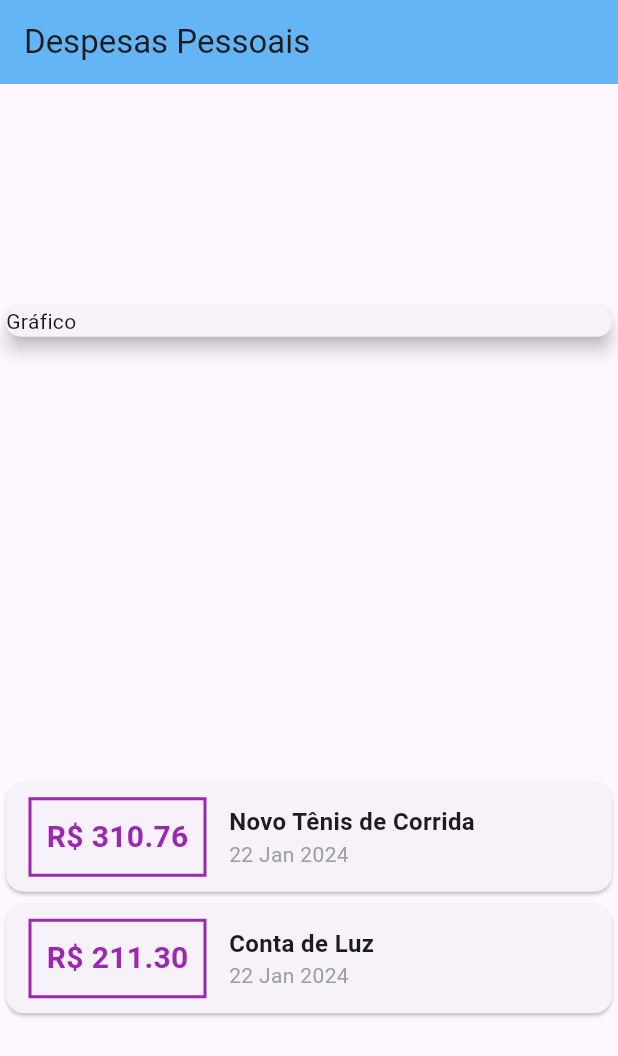
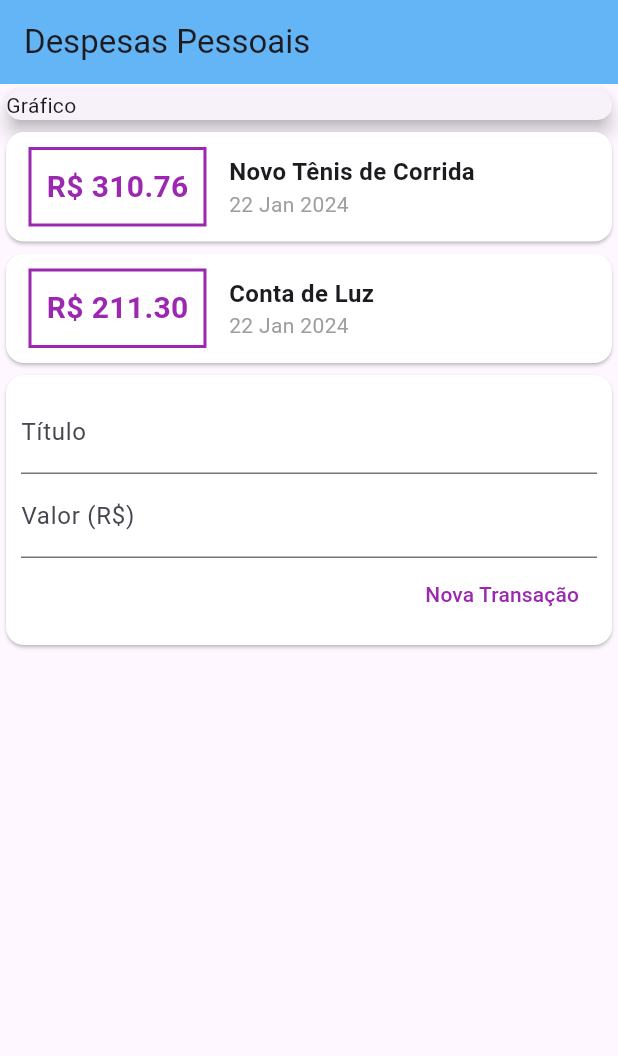
Before and after one commit to netsoncavina/flutter_expenses, a Flutter app: the screen it shows after launch, on a phone screen of 412 x 824 dp. Shown: the top 1056 px of the screen. Run offline on Flutter 3.47's test engine with Material 3 defaults, Android fonts, the phone set to English and light mode, and no system bars.

Commit message:
Adição de campos de texto

```diff
--- a/lib/main.dart
+++ b/lib/main.dart
@@ -33,7 +33,6 @@ class MyHomePage extends StatelessWidget {
           backgroundColor: Colors.blue[300],
         ),
         body: Column(
-          mainAxisAlignment: MainAxisAlignment.spaceAround,
           crossAxisAlignment: CrossAxisAlignment.stretch,
           children: [
             Card(
@@ -43,6 +42,8 @@ class MyHomePage extends StatelessWidget {
             Column(
               children: _transactions.map((transaction) {
                 return Card(
+                  color: Colors.white,
+                  elevation: 1,
                   child: Row(
                     children: [
                       Container(
@@ -89,7 +90,37 @@ class MyHomePage extends StatelessWidget {
                   ),
                 );
               }).toList(),
-            )
+            ),
+            Card(
+                color: Colors.white,
+                elevation: 1,
+                child: Padding(
+                  padding: const EdgeInsets.all(10.0),
+                  child: Column(
+                    children: <Widget>[
+                      TextField(decoration: InputDecoration(labelText: 'Título')),
+                      TextField(
+                        decoration: InputDecoration(
+                          labelText: 'Valor (R\$)',
+                        ),
+                      ),
+                      Row(
+                        mainAxisAlignment: MainAxisAlignment.end,
+                        children: [
+                          TextButton(
+                            child: Text(
+                              'Nova Transação',
+                              style: TextStyle(
+                                color: Colors.purple,
+                              ),
+                            ),
+                            onPressed: () {},
+                          ),
+                        ],
+                      )
+                    ],
+                  ),
+                ))
           ],
         ));
   }
```
